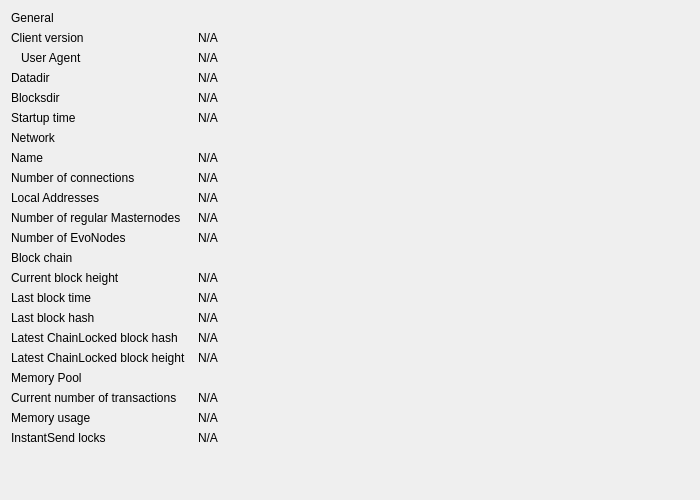
Qt form src/qt/forms/informationwidget.ui (UdjinM6/dash) before a commit.
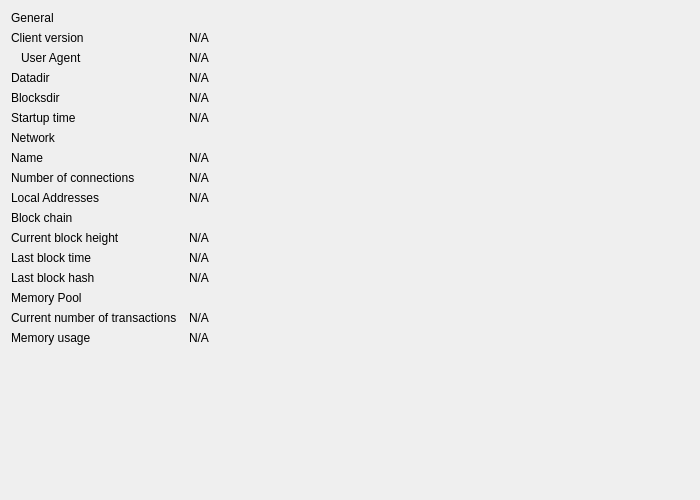
The same form after that commit.

Patch:
```diff
--- a/src/qt/forms/informationwidget.ui
+++ b/src/qt/forms/informationwidget.ui
@@ -240,60 +240,20 @@
         </widget>
        </item>
        <item row="10" column="0">
-        <widget class="QLabel" name="masternodeCountLabel">
-         <property name="text">
-          <string>Number of regular Masternodes</string>
-         </property>
-        </widget>
-       </item>
-       <item row="10" column="1">
-        <widget class="QLabel" name="masternodeCount">
-         <property name="cursor">
-          <cursorShape>IBeamCursor</cursorShape>
-         </property>
-         <property name="text">
-          <string>N/A</string>
-         </property>
-         <property name="textInteractionFlags">
-          <set>Qt::LinksAccessibleByMouse|Qt::TextSelectableByKeyboard|Qt::TextSelectableByMouse</set>
-         </property>
-        </widget>
-       </item>
-       <item row="11" column="0">
-        <widget class="QLabel" name="evoCountLabel">
-         <property name="text">
-          <string>Number of EvoNodes</string>
-         </property>
-        </widget>
-       </item>
-       <item row="11" column="1">
-        <widget class="QLabel" name="evoCount">
-         <property name="cursor">
-          <cursorShape>IBeamCursor</cursorShape>
-         </property>
-         <property name="text">
-          <string>N/A</string>
-         </property>
-         <property name="textInteractionFlags">
-          <set>Qt::LinksAccessibleByMouse|Qt::TextSelectableByKeyboard|Qt::TextSelectableByMouse</set>
-         </property>
-        </widget>
-       </item>
-       <item row="12" column="0">
         <widget class="QLabel" name="label_10">
          <property name="text">
           <string>Block chain</string>
          </property>
         </widget>
        </item>
-       <item row="13" column="0">
+       <item row="11" column="0">
         <widget class="QLabel" name="label_3">
          <property name="text">
           <string>Current block height</string>
          </property>
         </widget>
        </item>
-       <item row="13" column="1">
+       <item row="11" column="1">
         <widget class="QLabel" name="numberOfBlocks">
          <property name="cursor">
           <cursorShape>IBeamCursor</cursorShape>
@@ -309,14 +269,14 @@
          </property>
         </widget>
        </item>
-       <item row="14" column="0">
+       <item row="12" column="0">
         <widget class="QLabel" name="labelLastBlockTime">
          <property name="text">
           <string>Last block time</string>
          </property>
         </widget>
        </item>
-       <item row="14" column="1">
+       <item row="12" column="1">
         <widget class="QLabel" name="lastBlockTime">
          <property name="cursor">
           <cursorShape>IBeamCursor</cursorShape>
@@ -332,14 +292,14 @@
          </property>
         </widget>
        </item>
-       <item row="15" column="0">
+       <item row="13" column="0">
         <widget class="QLabel" name="lastBlockHashLabel">
          <property name="text">
           <string>Last block hash</string>
          </property>
         </widget>
        </item>
-       <item row="15" column="1">
+       <item row="13" column="1">
         <widget class="QLabel" name="lastBlockHash">
          <property name="cursor">
           <cursorShape>IBeamCursor</cursorShape>
@@ -355,67 +315,21 @@
          </property>
         </widget>
        </item>
-       <item row="16" column="0">
-        <widget class="QLabel" name="bestChainLockHashLabel">
-         <property name="text">
-          <string>Latest ChainLocked block hash</string>
-         </property>
-        </widget>
-       </item>
-       <item row="16" column="1">
-        <widget class="QLabel" name="bestChainLockHash">
-         <property name="cursor">
-          <cursorShape>IBeamCursor</cursorShape>
-         </property>
-         <property name="text">
-          <string>N/A</string>
-         </property>
-         <property name="textFormat">
-          <enum>Qt::PlainText</enum>
-         </property>
-         <property name="textInteractionFlags">
-          <set>Qt::LinksAccessibleByMouse|Qt::TextSelectableByKeyboard|Qt::TextSelectableByMouse</set>
-         </property>
-        </widget>
-       </item>
-       <item row="17" column="0">
-        <widget class="QLabel" name="bestChainLockHeightLabel">
-         <property name="text">
-          <string>Latest ChainLocked block height</string>
-         </property>
-        </widget>
-       </item>
-       <item row="17" column="1">
-        <widget class="QLabel" name="bestChainLockHeight">
-         <property name="cursor">
-          <cursorShape>IBeamCursor</cursorShape>
-         </property>
-         <property name="text">
-          <string>N/A</string>
-         </property>
-         <property name="textFormat">
-          <enum>Qt::PlainText</enum>
-         </property>
-         <property name="textInteractionFlags">
-          <set>Qt::LinksAccessibleByMouse|Qt::TextSelectableByKeyboard|Qt::TextSelectableByMouse</set>
-         </property>
-        </widget>
-       </item>
-       <item row="18" column="0">
+       <item row="14" column="0">
         <widget class="QLabel" name="labelMempoolTitle">
          <property name="text">
           <string>Memory Pool</string>
          </property>
         </widget>
        </item>
-       <item row="19" column="0">
+       <item row="15" column="0">
         <widget class="QLabel" name="labelNumberOfTransactions">
          <property name="text">
           <string>Current number of transactions</string>
          </property>
         </widget>
        </item>
-       <item row="19" column="1">
+       <item row="15" column="1">
         <widget class="QLabel" name="mempoolNumberTxs">
          <property name="cursor">
           <cursorShape>IBeamCursor</cursorShape>
@@ -431,14 +345,14 @@
          </property>
         </widget>
        </item>
-       <item row="20" column="0">
+       <item row="16" column="0">
         <widget class="QLabel" name="labelMemoryUsage">
          <property name="text">
           <string>Memory usage</string>
          </property>
         </widget>
        </item>
-       <item row="20" column="1">
+       <item row="16" column="1">
         <widget class="QLabel" name="mempoolSize">
          <property name="cursor">
           <cursorShape>IBeamCursor</cursorShape>
@@ -454,30 +368,7 @@
          </property>
         </widget>
        </item>
-       <item row="21" column="0">
-        <widget class="QLabel" name="labelInstantSendLockCount">
-         <property name="text">
-          <string>InstantSend locks</string>
-         </property>
-        </widget>
-       </item>
-       <item row="21" column="1">
-        <widget class="QLabel" name="instantSendLockCount">
-         <property name="cursor">
-          <cursorShape>IBeamCursor</cursorShape>
-         </property>
-         <property name="text">
-          <string>N/A</string>
-         </property>
-         <property name="textFormat">
-          <enum>Qt::PlainText</enum>
-         </property>
-         <property name="textInteractionFlags">
-          <set>Qt::LinksAccessibleByMouse|Qt::TextSelectableByKeyboard|Qt::TextSelectableByMouse</set>
-         </property>
-        </widget>
-       </item>
-       <item row="22" column="0">
+       <item row="17" column="0">
         <spacer name="verticalSpacer">
          <property name="orientation">
           <enum>Qt::Vertical</enum>
```
